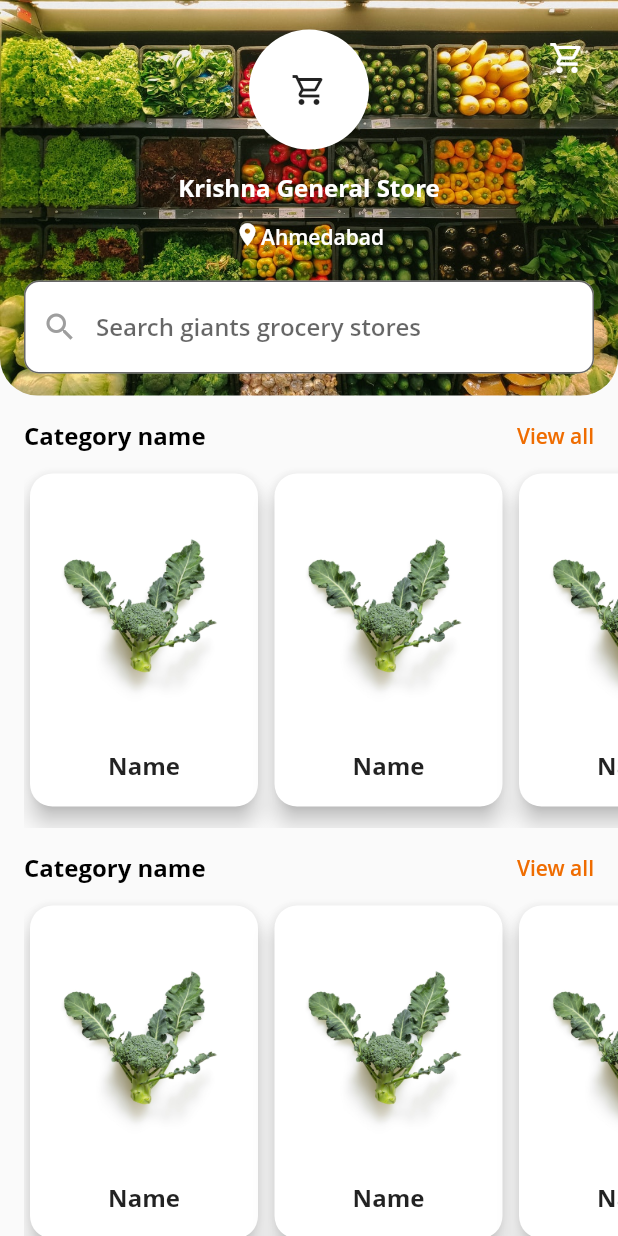
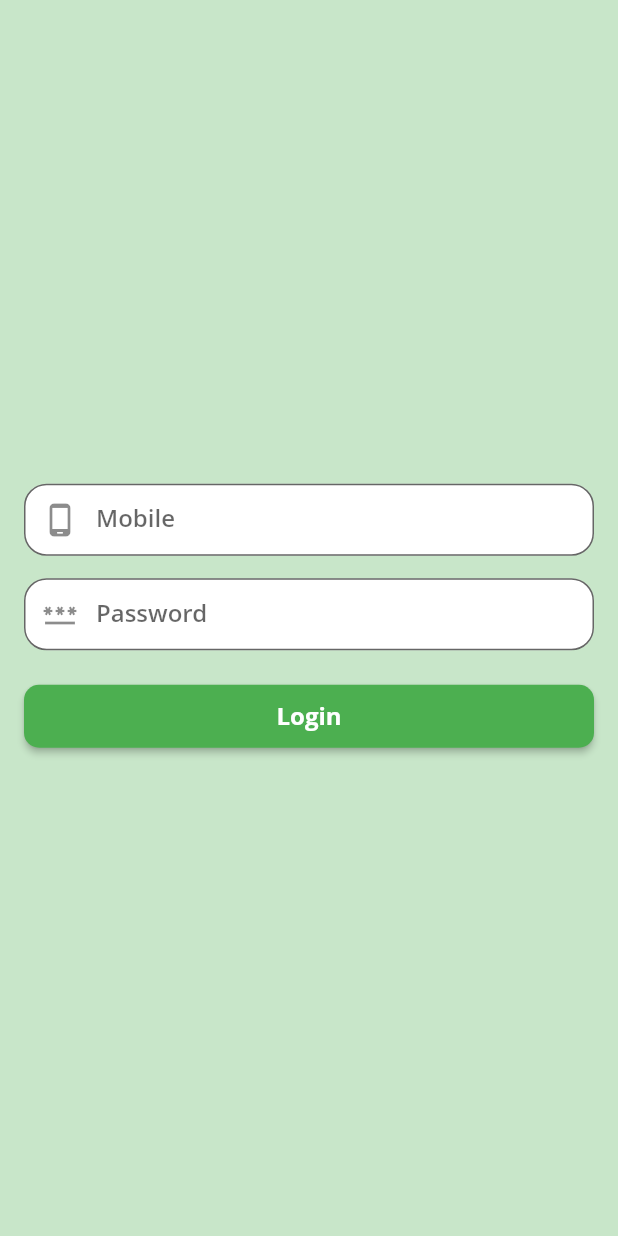
Before and after one commit to DroidKaranGithub/Grocery-App, a Flutter app: the screen it shows after launch, on a phone screen of 412 x 824 dp. Run offline on Flutter 3.47's test engine with Material 2 defaults, Android fonts, the phone set to English and light mode, and no system bars.

Commit message:
Login page

```diff
--- /dev/null
+++ b/lib/animation/customroute.dart
@@ -0,0 +1,10 @@
+import 'package:flutter/material.dart';
+
+class CustomePageRoute extends PageRouteBuilder {
+  final Widget child;
+
+  CustomePageRoute({required this.child})
+      : super(
+          pageBuilder: (context, animation, secondaryAnimation) => child,
+        );
+}
--- /dev/null
+++ b/lib/login/login.dart
@@ -0,0 +1,137 @@
+import 'package:flutter/material.dart';
+import 'package:grocery_app/main.dart';
+
+class Login extends StatefulWidget {
+  const Login({Key? key}) : super(key: key);
+
+  @override
+  _LoginState createState() => _LoginState();
+}
+
+class _LoginState extends State<Login> {
+  @override
+  Widget build(BuildContext context) {
+    return Scaffold(
+      backgroundColor: Colors.green[100],
+      body: Column(
+        mainAxisAlignment: MainAxisAlignment.center,
+        children: [
+          Padding(
+            padding: const EdgeInsets.only(right: 16, left: 16),
+            child: TextFormField(
+              autofocus: false,
+              decoration: InputDecoration(
+                fillColor: Colors.white,
+                filled: true,
+                contentPadding: const EdgeInsets.symmetric(vertical: 12.0),
+                hintText: 'Enter mobile number',
+                hintStyle: TextStyle(
+                  fontSize: 14,
+                  fontFamily: 'OpenSans',
+                  fontWeight: FontWeight.normal,
+                ),
+                labelText: 'Mobile',
+                labelStyle: TextStyle(
+                  fontFamily: 'OpenSans',
+                  fontWeight: FontWeight.normal,
+                ),
+                prefixIcon: Icon(Icons.phone_android_rounded),
+                border: OutlineInputBorder(
+                  borderRadius: BorderRadius.all(
+                    Radius.circular(15),
+                  ),
+                ),
+              ),
+            ),
+          ),
+          Padding(
+            padding: const EdgeInsets.only(
+              top: 15,
+              right: 16,
+              left: 16,
+            ),
+            child: TextFormField(
+              decoration: InputDecoration(
+                fillColor: Colors.white,
+                filled: true,
+                contentPadding: const EdgeInsets.symmetric(vertical: 12.0),
+                hintText: 'Enter password',
+                hintStyle: TextStyle(
+                  fontSize: 14,
+                  fontFamily: 'OpenSans',
+                  fontWeight: FontWeight.normal,
+                ),
+                labelText: 'Password',
+                labelStyle: TextStyle(
+                  fontFamily: 'OpenSans',
+                  fontWeight: FontWeight.normal,
+                ),
+                prefixIcon: Icon(Icons.password_outlined),
+                border: OutlineInputBorder(
+                  borderRadius: BorderRadius.all(
+                    Radius.circular(15),
+                  ),
+                ),
+              ),
+            ),
+          ),
+          SizedBox(height: 20),
+          Container(
+            padding: EdgeInsets.only(
+              right: 16,
+              left: 16,
+            ),
+            width: double.infinity,
+            child: ElevatedButton(
+              style: ButtonStyle(
+                shape: MaterialStateProperty.all<RoundedRectangleBorder>(
+                  RoundedRectangleBorder(
+                    borderRadius: BorderRadius.circular(10),
+                  ),
+                ),
+              ),
+              onPressed: () {
+                Navigator.of(context).push(_createRoute());
+                // Navigator.of(context)
+                //     .push(MaterialPageRoute(builder: (context) => HomePage()));
+              },
+              child: Padding(
+                padding: const EdgeInsets.only(
+                  top: 10.0,
+                  bottom: 10.0,
+                ),
+                child: Text(
+                  'Login',
+                  style: TextStyle(
+                    fontFamily: 'OpenSans',
+                    fontSize: 16,
+                    fontWeight: FontWeight.bold,
+                  ),
+                ),
+              ),
+            ),
+          ),
+        ],
+      ),
+    );
+  }
+}
+
+Route _createRoute() {
+  return PageRouteBuilder(
+    pageBuilder: (context, animation, secondaryAnimation) => const HomePage(),
+    // transitionsBuilder: (context, animation, secondaryAnimation, child) {
+    //   return child;
+    // },
+    transitionsBuilder: (context, animation, secondaryAnimation, child) {
+      const begin = Offset(0.0, 1.0);
+      const end = Offset.zero;
+      final tween = Tween(begin: begin, end: end);
+      final offsetAnimation = animation.drive(tween);
+      return SlideTransition(
+        position: offsetAnimation,
+        child: child,
+      );
+    },
+  );
+}
--- a/lib/main.dart
+++ b/lib/main.dart
@@ -1,6 +1,7 @@
 import 'package:flutter/material.dart';
 import 'package:grocery_app/home/frute_list.dart';
 import 'package:grocery_app/home/vegetable_list.dart';
+import 'package:grocery_app/login/login.dart';
 import './home/home_top_header.dart';
 
 void main() => runApp(MyApp());
@@ -13,7 +14,7 @@ class MyApp extends StatelessWidget {
     return MaterialApp(
       title: 'Grocery App',
       theme: ThemeData(primarySwatch: Colors.green),
-      home: HomePage(),
+      home: Login(),
     );
   }
 }
```
